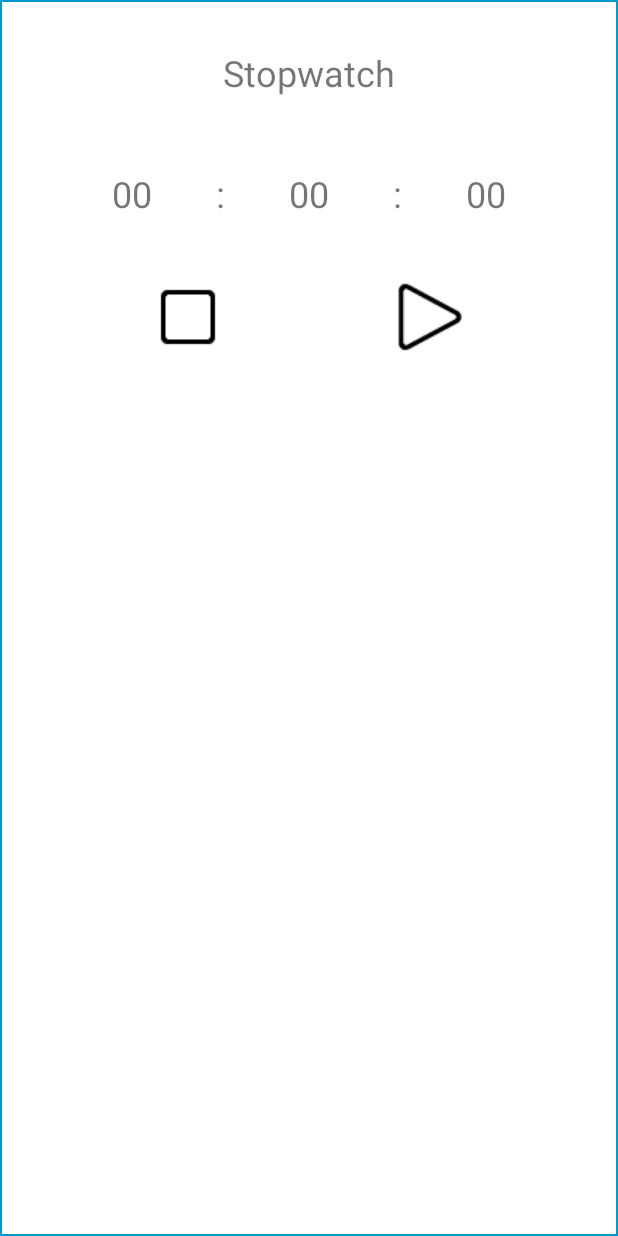
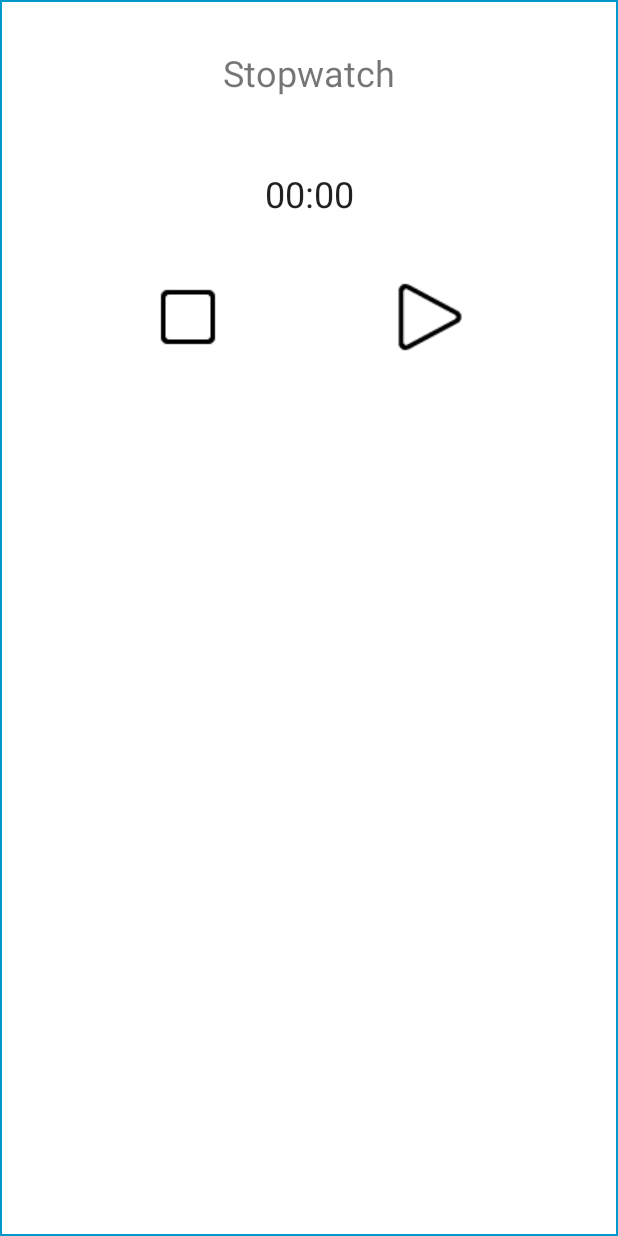
Before and after one commit to murock/CalistheicsLogger, an Android app: the layout stopwatch_activity.xml on its own in the app's theme, with its tools: preview values and no code run, on a phone screen of 412 x 824 dp. Run offline under Robolectric (Android 15) with nearby library versions, the phone set to English and light mode, and no system bars.

Commit message:
Stopwatch working

```diff
--- a/app/src/main/java/com/example/calistheicslogger/Activities/StopwatchActivity.java
+++ b/app/src/main/java/com/example/calistheicslogger/Activities/StopwatchActivity.java
@@ -2,7 +2,11 @@ package com.example.calistheicslogger.Activities;
 
 import android.app.Activity;
 import android.os.Bundle;
+import android.os.SystemClock;
 import android.util.DisplayMetrics;
+import android.view.View;
+import android.widget.Chronometer;
+import android.widget.ImageButton;
 
 import androidx.annotation.Nullable;
 
@@ -10,12 +14,17 @@ import com.example.calistheicslogger.R;
 
 public class StopwatchActivity extends Activity {
 
+    boolean isPlaying = false;
+    Chronometer chronometer;
+    long pauseOffset = 0;
+
     @Override
     protected void onCreate(@Nullable Bundle savedInstanceState) {
         super.onCreate(savedInstanceState);
 
         setContentView(R.layout.stopwatch_activity);
         SetUpWindowLayout();
+        chronometer = findViewById(R.id.chronometer);
     }
 
     private void SetUpWindowLayout()
@@ -26,10 +35,27 @@ public class StopwatchActivity extends Activity {
         int width = dm.widthPixels;
         int height = dm.heightPixels;
         double widthRatio = 0.8;
-        double heightRatio = 0.6;
+        double heightRatio = 0.5;
 
         getWindow().setLayout((int)(width*widthRatio),(int)(height*heightRatio));
     }
 
+    public void PlayButtonClick(View v){
+        ImageButton playButton = findViewById(R.id.playButton);
+        if (isPlaying){
+            chronometer.stop();
+            pauseOffset = SystemClock.elapsedRealtime() - chronometer.getBase();
+            playButton.setImageResource(R.drawable.play);
+        }else{
+            chronometer.setBase(SystemClock.elapsedRealtime() - pauseOffset);
+            chronometer.start();
+            playButton.setImageResource(R.drawable.pause);
+        }
+        isPlaying = !isPlaying;
+    }
 
+    public void StopButtonClick(View v){
+        chronometer.setBase(SystemClock.elapsedRealtime());
+        pauseOffset = 0;
+    }
 }
--- a/app/src/main/res/layout/stopwatch_activity.xml
+++ b/app/src/main/res/layout/stopwatch_activity.xml
@@ -6,65 +6,17 @@
     android:layout_height="match_parent"
     android:background="@drawable/square_border">
 
-    <TextView
-        android:id="@+id/colonTextView1"
-        android:layout_width="wrap_content"
-        android:layout_height="wrap_content"
-        android:text=":"
-        android:textSize="24sp"
-        app:layout_constraintEnd_toStartOf="@+id/minutesTextView"
-        app:layout_constraintHorizontal_bias="0.5"
-        app:layout_constraintStart_toEndOf="@+id/hoursTextView"
-        app:layout_constraintTop_toTopOf="@+id/minutesTextView" />
-
-    <TextView
-        android:id="@+id/colonTextView2"
-        android:layout_width="wrap_content"
-        android:layout_height="wrap_content"
-        android:text=":"
-        android:textSize="24sp"
-        app:layout_constraintEnd_toStartOf="@+id/secondsTextView"
-        app:layout_constraintHorizontal_bias="0.5"
-        app:layout_constraintStart_toEndOf="@+id/minutesTextView"
-        app:layout_constraintTop_toTopOf="@+id/minutesTextView" />
-
-    <TextView
-        android:id="@+id/hoursTextView"
-        android:layout_width="wrap_content"
-        android:layout_height="wrap_content"
-        android:layout_marginStart="32dp"
-        android:text="00"
-        android:textSize="24sp"
-        app:layout_constraintEnd_toStartOf="@+id/colonTextView1"
-        app:layout_constraintHorizontal_bias="0.5"
-        app:layout_constraintStart_toStartOf="parent"
-        app:layout_constraintTop_toTopOf="@+id/colonTextView1" />
-
-    <TextView
-        android:id="@+id/minutesTextView"
+    <Chronometer
+        android:id="@+id/chronometer"
         android:layout_width="wrap_content"
         android:layout_height="wrap_content"
         android:layout_marginTop="24dp"
         android:layout_marginBottom="32dp"
-        android:text="00"
         android:textSize="24sp"
         app:layout_constraintBottom_toTopOf="@id/playButton"
-        app:layout_constraintEnd_toStartOf="@+id/colonTextView2"
-        app:layout_constraintHorizontal_bias="0.5"
-        app:layout_constraintStart_toEndOf="@+id/colonTextView1"
+        app:layout_constraintEnd_toEndOf="parent"
+        app:layout_constraintStart_toStartOf="parent"
         app:layout_constraintTop_toBottomOf="@+id/titleTextView" />
-
-    <TextView
-        android:id="@+id/secondsTextView"
-        android:layout_width="wrap_content"
-        android:layout_height="wrap_content"
-        android:layout_marginEnd="32dp"
-        android:text="00"
-        android:textSize="24sp"
-        app:layout_constraintEnd_toEndOf="parent"
-        app:layout_constraintHorizontal_bias="0.5"
-        app:layout_constraintStart_toEndOf="@+id/colonTextView2"
-        app:layout_constraintTop_toTopOf="@+id/colonTextView2" />
 
     <TextView
         android:id="@+id/titleTextView"
@@ -74,7 +26,7 @@
         android:layout_marginBottom="24dp"
         android:text="Stopwatch"
         android:textSize="24sp"
-        app:layout_constraintBottom_toTopOf="@+id/minutesTextView"
+        app:layout_constraintBottom_toTopOf="@+id/chronometer"
         app:layout_constraintEnd_toEndOf="parent"
         app:layout_constraintStart_toStartOf="parent"
         app:layout_constraintTop_toTopOf="parent" />
@@ -85,17 +37,19 @@
         android:layout_height="wrap_content"
         android:layout_marginTop="32dp"
         android:backgroundTint="#00FFFFFF"
+        android:onClick="PlayButtonClick"
         android:src="@drawable/play"
         app:layout_constraintEnd_toEndOf="parent"
         app:layout_constraintHorizontal_bias="0.5"
         app:layout_constraintStart_toEndOf="@+id/stopButton"
-        app:layout_constraintTop_toBottomOf="@+id/minutesTextView" />
+        app:layout_constraintTop_toBottomOf="@+id/chronometer" />
 
     <ImageButton
         android:id="@+id/stopButton"
         android:layout_width="wrap_content"
         android:layout_height="wrap_content"
         android:backgroundTint="#00FFFFFF"
+        android:onClick="StopButtonClick"
         android:src="@drawable/stop"
         app:layout_constraintEnd_toStartOf="@+id/playButton"
         app:layout_constraintHorizontal_bias="0.5"
```
